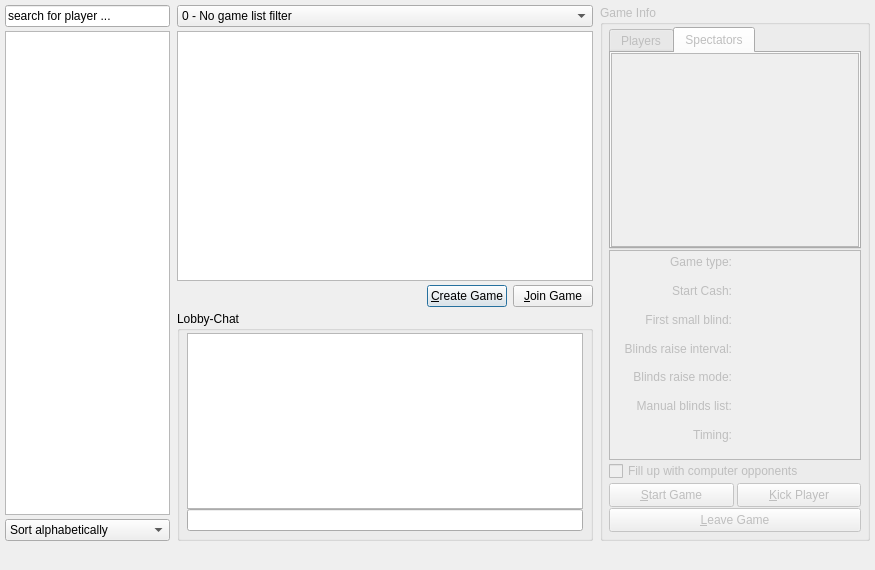
Above: src/gui/qt/gamelobbydialog.ui from ph4n70mr1ddl3r/pokerth before the change. Below: the same form after it.
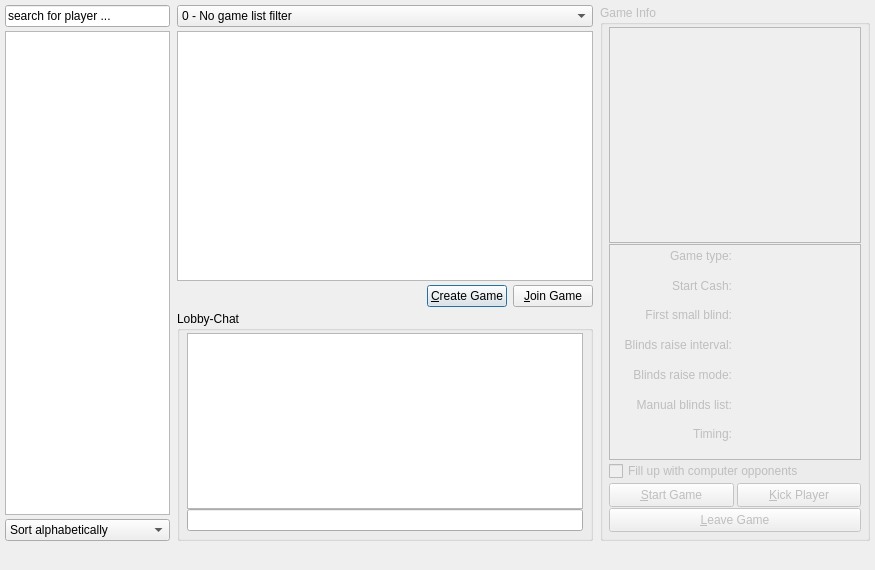
That is the form after the change. The open tabs and pages were chosen to show the change. Icons and pictures are not drawn.

Commit message: Remove spectator feature from game lobby and gameplay

```diff
--- a/src/gui/qt/gamelobbydialog.ui
+++ b/src/gui/qt/gamelobbydialog.ui
@@ -223,11 +223,17 @@
       <number>0</number>
      </property>
      <item>
-      <widget class="QLabel" name="label_spectate">
-       <property name="openExternalLinks">
-        <bool>true</bool>
+      <spacer name="spacer_spectate">
+       <property name="orientation">
+        <enum>Qt::Horizontal</enum>
        </property>
-      </widget>
+       <property name="sizeHint" stdset="0">
+        <size>
+         <width>0</width>
+         <height>0</height>
+        </size>
+       </property>
+      </spacer>
      </item>
      <item>
       <spacer>
@@ -414,31 +420,6 @@
        <number>1</number>
       </property>
       <item row="0" column="0">
-       <widget class="QTabWidget" name="tabWidget_playerSpectators">
-        <property name="currentIndex">
-         <number>0</number>
-        </property>
-        <widget class="QWidget" name="tab_players">
-         <attribute name="title">
-          <string>Players</string>
-         </attribute>
-         <layout class="QGridLayout" name="gridLayout_3">
-          <property name="leftMargin">
-           <number>0</number>
-          </property>
-          <property name="topMargin">
-           <number>0</number>
-          </property>
-          <property name="rightMargin">
-           <number>0</number>
-          </property>
-          <property name="bottomMargin">
-           <number>0</number>
-          </property>
-          <property name="spacing">
-           <number>0</number>
-          </property>
-          <item row="0" column="0">
            <widget class="QTreeWidget" name="treeWidget_connectedPlayers">
             <property name="minimumSize">
              <size>
@@ -469,44 +450,6 @@
               <string>Connected Players</string>
              </property>
             </column>
-           </widget>
-          </item>
-         </layout>
-        </widget>
-        <widget class="QWidget" name="tab_spectators">
-         <attribute name="title">
-          <string>Spectators</string>
-         </attribute>
-         <layout class="QGridLayout" name="gridLayout_5">
-          <property name="leftMargin">
-           <number>0</number>
-          </property>
-          <property name="topMargin">
-           <number>0</number>
-          </property>
-          <property name="rightMargin">
-           <number>0</number>
-          </property>
-          <property name="bottomMargin">
-           <number>0</number>
-          </property>
-          <property name="spacing">
-           <number>0</number>
-          </property>
-          <item row="0" column="0">
-           <widget class="QTreeWidget" name="treeWidget_connectedSpectators">
-            <attribute name="headerVisible">
-             <bool>false</bool>
-            </attribute>
-            <column>
-             <property name="text">
-              <string notr="true">1</string>
-             </property>
-            </column>
-           </widget>
-          </item>
-         </layout>
-        </widget>
        </widget>
       </item>
       <item row="1" column="0">
```
Lines whose indentation alone changed are shown as unchanged. The commit also changes 39 other files.
